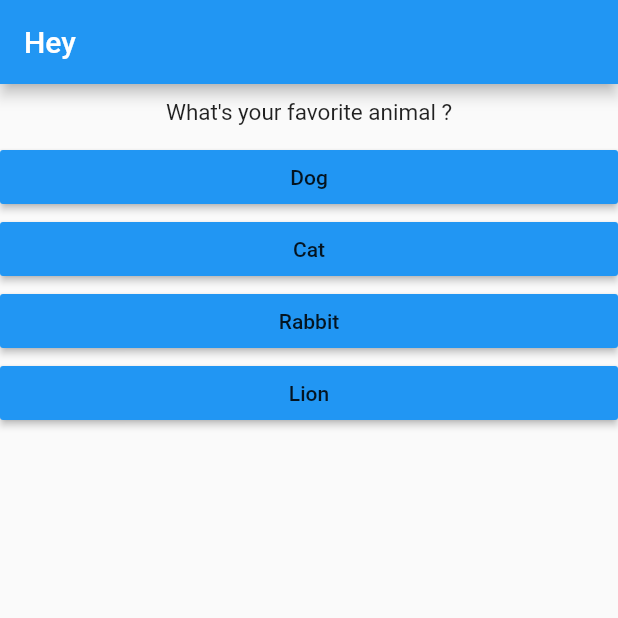
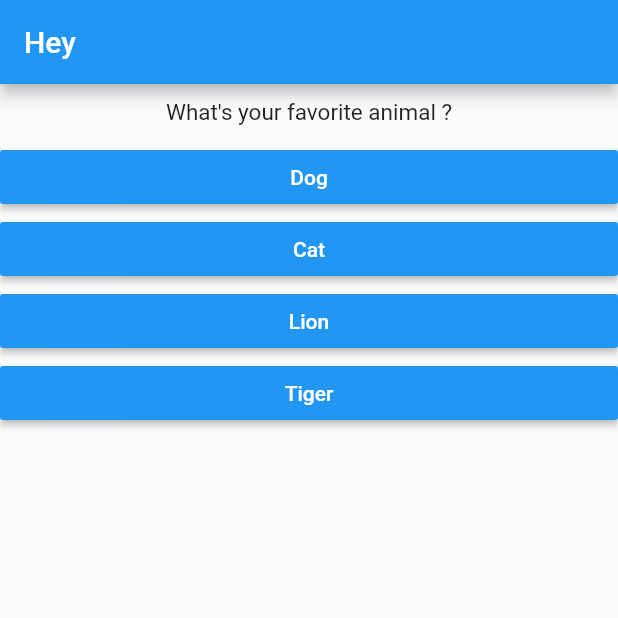
Before and after one commit to ayush-work/flutterProject, a Flutter app: the screen it shows after launch, after a tap on "Red", on a phone screen of 412 x 824 dp, the top half of it. Run offline on Flutter 3.47's test engine with Material 2 defaults, Android fonts, the phone set to English and light mode, and no system bars; Roboto replaces fonts that are missing (fira code).

Commit message:
1 AUG Module1_complete

```diff
--- a/lib/answer.dart
+++ b/lib/answer.dart
@@ -12,6 +12,7 @@ class Answer extends StatelessWidget {
         child: RaisedButton(
           color: Colors.blue,
           child: Text(answerText),
+          textColor: Colors.white,
           onPressed: selectHandler,
         ));
   }
--- a/lib/main.dart
+++ b/lib/main.dart
@@ -1,7 +1,7 @@
 import 'package:flutter/material.dart';
 
-import './question.dart';
-import './answer.dart';
+import './result.dart';
+import './quiz.dart';
 
 void main() => runApp(MyApp());
 
@@ -14,23 +14,41 @@ class MyApp extends StatefulWidget {
 
 class _MyAppState extends State<MyApp> {
   var _questionIndex = 0;
-  final questions = const [
+  var _totalScore = 0;
+  final _questions = const [
     {
       'questionText': 'What\'s your favorite color ?',
-      'answers': ['Red', 'Black', 'White', 'Blue'],
+      'answers': [
+        {'text': 'Red', 'Score': 10},
+        {'text': 'Black', 'Score': 5},
+        {'text': 'White', 'Score': 3},
+        {'text': 'Blue', 'Score': 1},
+      ],
     },
     {
       'questionText': 'What\'s your favorite animal ?',
-      'answers': ['Dog', 'Cat', 'Rabbit', 'Lion'],
+      'answers': [
+        {'text': 'Dog', 'Score': 10},
+        {'text': 'Cat', 'Score': 5},
+        {'text': 'Lion', 'Score': 3},
+        {'text': 'Tiger', 'Score': 1},
+      ],
     }
   ];
+  void _resetQuiz() {
+    setState(() {
+      _questionIndex = 0;
+      _totalScore = 0;
+    });
+  }
 
-  void _answerQuestion() {
+  void _answerQuestion(int score) {
+    _totalScore += score;
     setState(() {
       _questionIndex = _questionIndex + 1;
       print(_questionIndex);
 
-      if (_questionIndex < questions.length) {
+      if (_questionIndex < _questions.length) {
         print('we have more questions left');
       }
     });
@@ -40,18 +58,15 @@ class _MyAppState extends State<MyApp> {
   Widget build(BuildContext context) {
     return MaterialApp(
         home: Scaffold(
-      appBar: AppBar(
-        title: Text('Hey'),
-      ),
-      body: Column(
-        children: <Widget>[
-          Question(questions[_questionIndex]['questionText']),
-          ...(questions[_questionIndex]['answers'] as List<String>)
-              .map((answer) {
-            return Answer(_answerQuestion, answer);
-          }).toList()
-        ],
-      ),
-    ));
+            appBar: AppBar(
+              title: Text('Hey'),
+            ),
+            body: _questionIndex < _questions.length
+                ? Quiz(
+                    questionIndex: _questionIndex,
+                    answerQuestion: _answerQuestion,
+                    questions: _questions,
+                  )
+                : Result(_totalScore, _resetQuiz)));
   }
 }
--- /dev/null
+++ b/lib/quiz.dart
@@ -0,0 +1,27 @@
+import 'package:flutter/material.dart';
+
+import './question.dart';
+import './answer.dart';
+
+class Quiz extends StatelessWidget {
+  final Function answerQuestion;
+  final List<Map<String, Object>> questions;
+  final int questionIndex;
+
+  Quiz(
+      {@required this.answerQuestion,
+      @required this.questionIndex,
+      @required this.questions});
+  @override
+  Widget build(BuildContext context) {
+    return Column(
+      children: <Widget>[
+        Question(questions[questionIndex]['questionText']),
+        ...(questions[questionIndex]['answers'] as List<Map<String, Object>>)
+            .map((answer) {
+          return Answer(() => answerQuestion(answer['Score']), answer['text']);
+        }).toList()
+      ],
+    );
+  }
+}
```
Also changed, not shown: lib/result.dart (added, +40 -0 lines), 3 other files.
